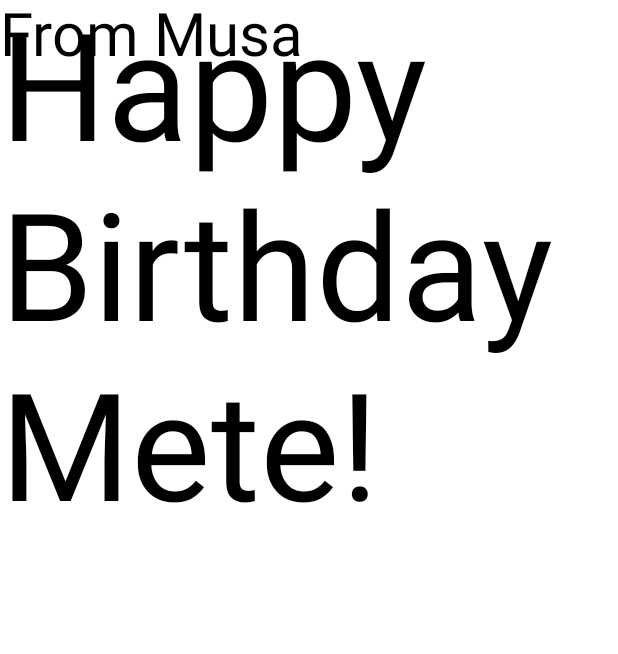
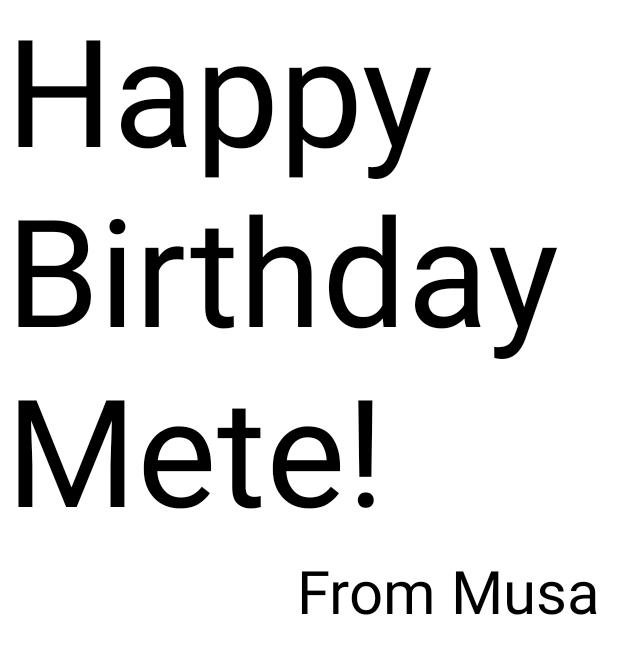
Before and after one commit to musayuksel/Android-studio-101, an Android app built with Jetpack Compose: the @Preview function BirthdayCardPreview, on a phone screen of 412 x 824 dp. Shown: the top 654 px of the screen. Run offline under Robolectric (Android 15) with nearby library versions, the phone set to English and light mode, and no system bars.

Commit message:
Trailing Lambda Syntax

```diff
--- a/app/src/main/java/com/example/jetpackcompose/HappyBirthdayCard.kt
+++ b/app/src/main/java/com/example/jetpackcompose/HappyBirthdayCard.kt
@@ -1,20 +1,32 @@
 package com.example.jetpackcompose
 
+import androidx.compose.foundation.layout.Arrangement
+import androidx.compose.foundation.layout.Column
+import androidx.compose.foundation.layout.padding
 import androidx.compose.material3.Text
 import androidx.compose.runtime.Composable
+import androidx.compose.ui.Alignment
 import androidx.compose.ui.Modifier
 import androidx.compose.ui.tooling.preview.Preview
+import androidx.compose.ui.unit.dp
 import androidx.compose.ui.unit.sp
 
 @Composable
 fun BirthdayCard(message: String, from: String, modifier: Modifier = Modifier) {
-    Text(
-        text = message,
-        fontSize  = 100.sp,
-        lineHeight = 120.sp,
-        modifier = modifier,
-    )
-    Text(text =from, fontSize = 40.sp, modifier = modifier)
+//    Trailing Lambda Syntax = The last parameter of a function can be passed as a lambda outside the parentheses. We can also use Column( content = { ... } ) instead of Column { ... }.
+    Column(
+        verticalArrangement = Arrangement.Center,
+        modifier = modifier.padding(4.dp)) {
+        Text(
+            text = message,
+            fontSize = 100.sp,
+            lineHeight = 120.sp,
+            modifier = modifier,
+        )
+        Text(text = from, fontSize = 40.sp, modifier = modifier
+            .padding(8.dp)
+            .align(alignment = Alignment.End))
+    }
 
 }
 
--- a/app/src/main/java/com/example/jetpackcompose/MainActivity.kt
+++ b/app/src/main/java/com/example/jetpackcompose/MainActivity.kt
@@ -21,7 +21,8 @@ class MainActivity : ComponentActivity() {
                     modifier = Modifier.fillMaxSize(),
                     color = MaterialTheme.colorScheme.background
                 ) {
-                    ImageGallery()
+//                    ImageGallery()
+                    BirthdayCard("Happy Birthday Mete!", "From Musa")
                 }
             }
         }
```
